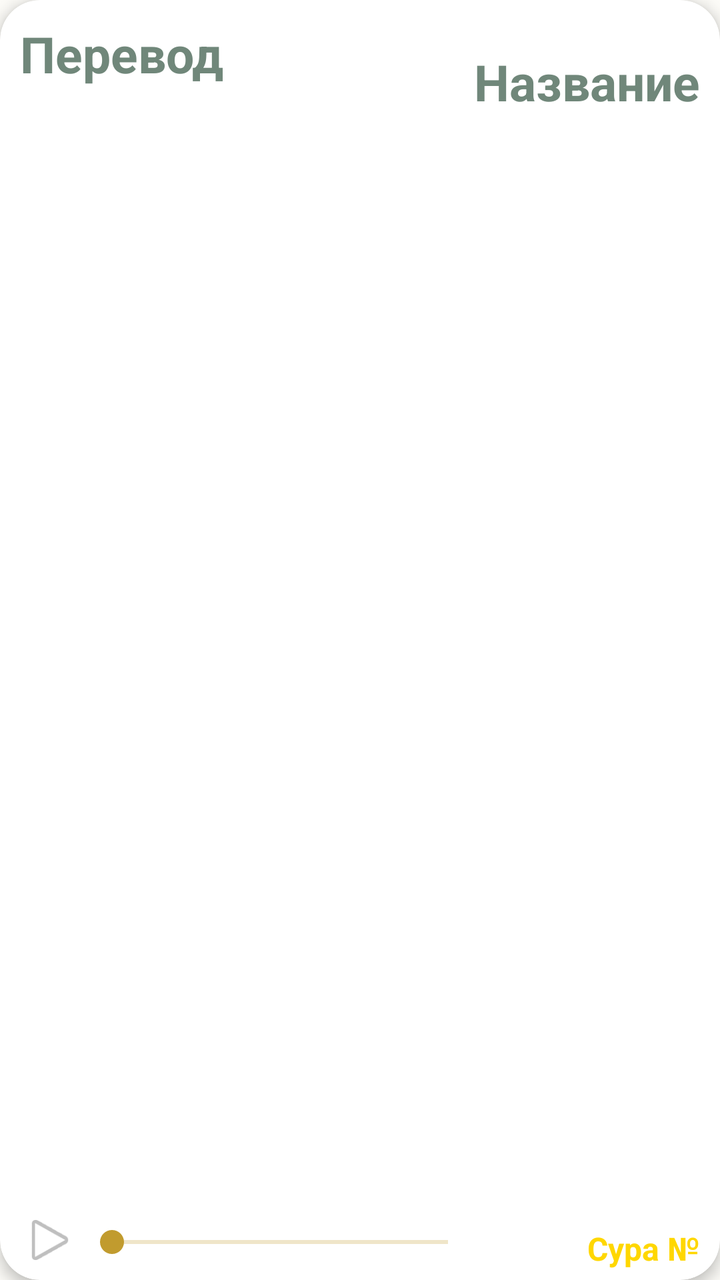
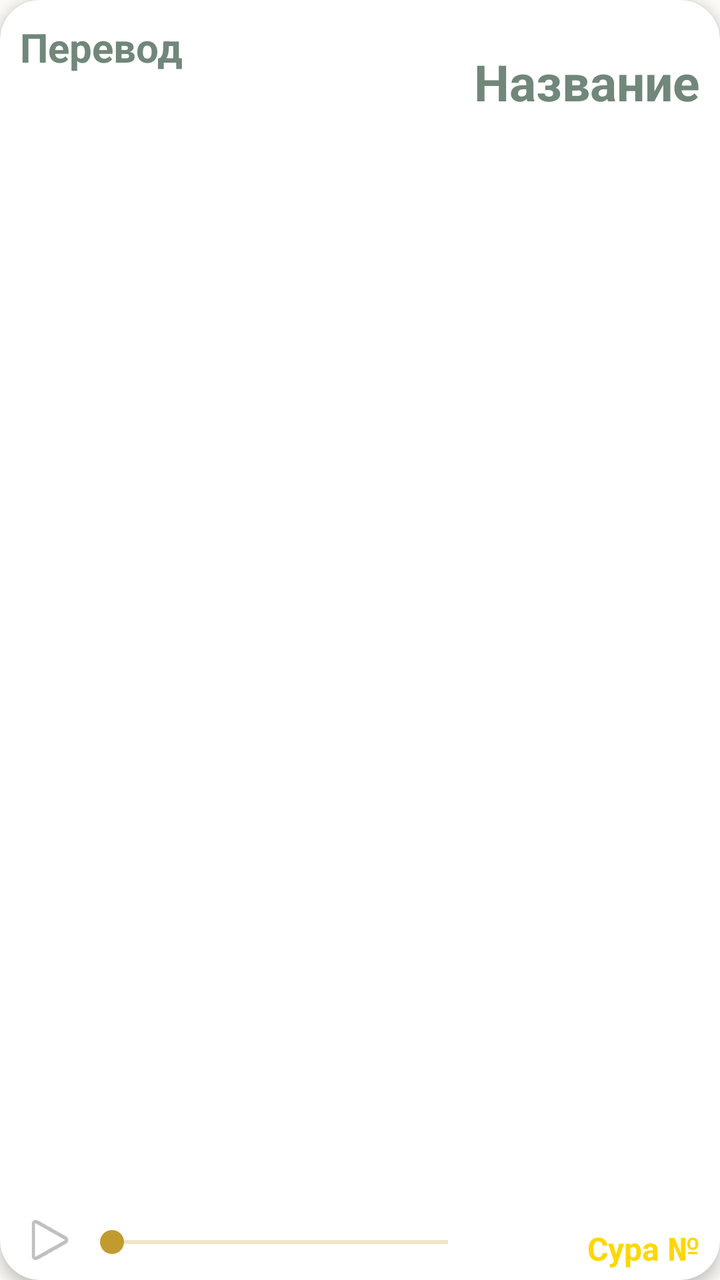

Before-and-after screenshots of an Android layout around one commit, followed by the original layout XML and the change that was made.
<!-- AndroidManifest.xml: application theme Theme.YchiCoran -->
<!-- res/layout/item_sura.xml -->
<?xml version="1.0" encoding="utf-8"?>
<androidx.cardview.widget.CardView xmlns:android="http://schemas.android.com/apk/res/android"
    xmlns:app="http://schemas.android.com/apk/res-auto"
    android:layout_width="match_parent"
    android:layout_height="100dp"
    android:layout_margin="10dp"
    app:cardCornerRadius="20dp"
    app:cardElevation="4dp">

    <TextView
        android:id="@+id/name_sura"
        android:layout_width="wrap_content"
        android:layout_height="wrap_content"
        android:layout_gravity="end"
        android:layout_marginTop="5dp"
        android:layout_marginEnd="10dp"
        android:fontFamily="@font/amiri_bold"
        android:text="Название"
        android:textSize="25sp" />

    <TextView
        android:id="@+id/number_sura"
        android:layout_width="wrap_content"
        android:layout_height="wrap_content"
        android:layout_gravity="bottom|end"
        android:layout_marginEnd="10dp"
        android:layout_marginBottom="5dp"
        android:text="Сура №"
        android:textColor="#FFD700"
        android:textStyle="bold"
        android:textSize="16sp" />

    <TextView
        android:id="@+id/translation_sura"
        android:layout_width="wrap_content"
        android:layout_height="wrap_content"
        android:text="Перевод"
        android:layout_marginTop="10dp"
        android:layout_marginLeft="10dp"
        android:textStyle="bold"
        android:textSize="25sp" />

    <SeekBar
        android:id="@+id/seekBar_item"
        android:layout_width="200dp"
        android:layout_height="wrap_content"
        android:layout_gravity="bottom|start"
        android:layout_marginLeft="40dp"
        android:layout_marginBottom="10dp"/>

    <ImageView
        android:id="@+id/play_pause_item"
        android:layout_width="30dp"
        android:layout_height="30dp"
        android:layout_gravity="bottom|start"
        android:layout_marginLeft="10dp"
        android:layout_marginBottom="5dp"
        app:srcCompat="@android:drawable/ic_media_play" />
</androidx.cardview.widget.CardView>
<!-- resources referenced by this layout -->
<resources>
  <style name="Theme.YchiCoran" parent="Base.Theme.YchiCoran" />
  <style name="Base.Theme.YchiCoran" parent="Theme.Material3.DayNight.NoActionBar">
          
          <item name="android:windowBackground">@color/background_layout</item>
          <item name="android:statusBarColor">@color/background_layout</item>
          <item name="android:navigationBarColor">@color/background_nav_bar</item>
          <item name="android:colorBackground">@color/background_layout</item>
  
          <item name="android:textColorPrimary">@color/h1_text_color</item>
          <item name="android:textColorSecondary">@color/h2_text_color</item>
          <item name="android:textColorTertiary">@color/standart_txt</item>
          <item name="android:textColorHint">@color/standart_txt</item>
  
          <item name="android:colorControlHighlight">@color/background_activ_element</item>
          <item name="android:colorControlActivated">@color/background_activ_element</item>
      </style>
  <color name="background_layout">#FCFBF7</color>
  <color name="background_nav_bar">#FDFBF7</color>
  <color name="h1_text_color">#1A3329</color>
  <color name="h2_text_color">#C19B2E</color>
  <color name="standart_txt">#70877A</color>
  <color name="background_activ_element">#C19B2E</color>
</resources>

<!-- the commit's change to res/layout/item_sura.xml (unified diff, before → after) -->
@@ -1,6 +1,7 @@
 <?xml version="1.0" encoding="utf-8"?>
 <androidx.cardview.widget.CardView xmlns:android="http://schemas.android.com/apk/res/android"
     xmlns:app="http://schemas.android.com/apk/res-auto"
+    android:background="@color/background_card"
     android:layout_width="match_parent"
     android:layout_height="100dp"
     android:layout_margin="10dp"
@@ -34,11 +35,11 @@
         android:id="@+id/translation_sura"
         android:layout_width="wrap_content"
         android:layout_height="wrap_content"
+        android:layout_marginLeft="10dp"
+        android:layout_marginTop="10dp"
         android:text="Перевод"
-        android:layout_marginTop="10dp"
-        android:layout_marginLeft="10dp"
-        android:textStyle="bold"
-        android:textSize="25sp" />
+        android:textSize="20sp"
+        android:textStyle="bold" />
 
     <SeekBar
         android:id="@+id/seekBar_item"
<!-- resource entries referenced after the edit -->
@@ -1,5 +1,6 @@
 <!-- resources referenced by this layout -->
 <resources>
+  <color name="background_card">#FFFFFF</color>
   <style name="Theme.YchiCoran" parent="Base.Theme.YchiCoran" />
   <style name="Base.Theme.YchiCoran" parent="Theme.Material3.DayNight.NoActionBar">
           
